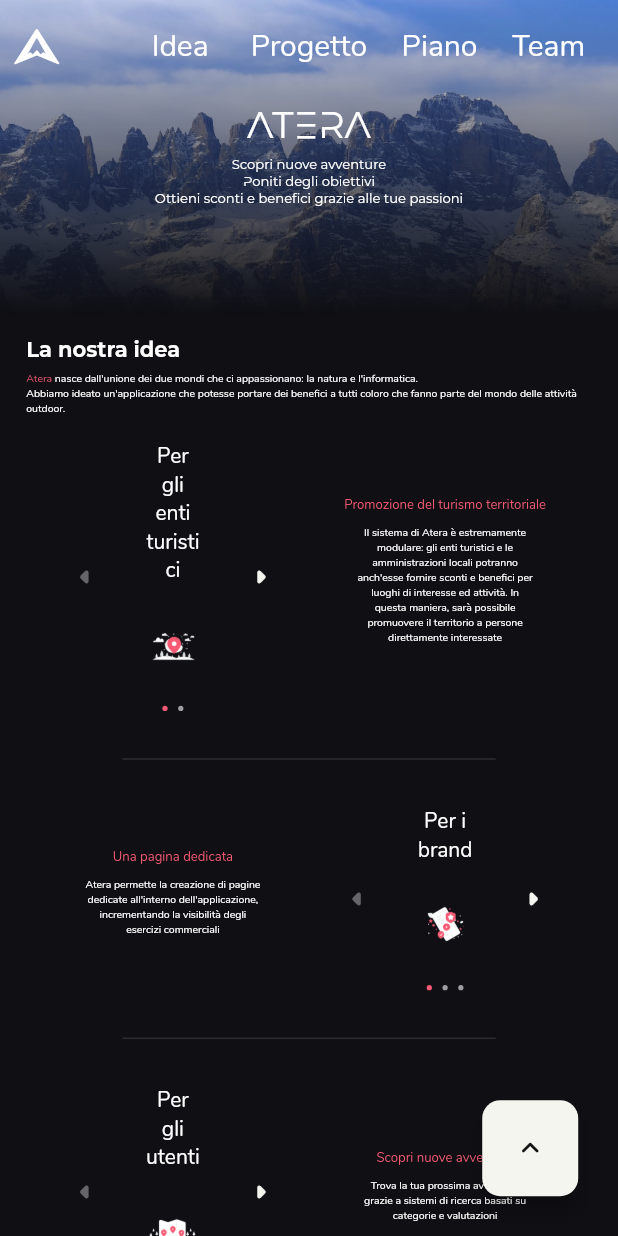
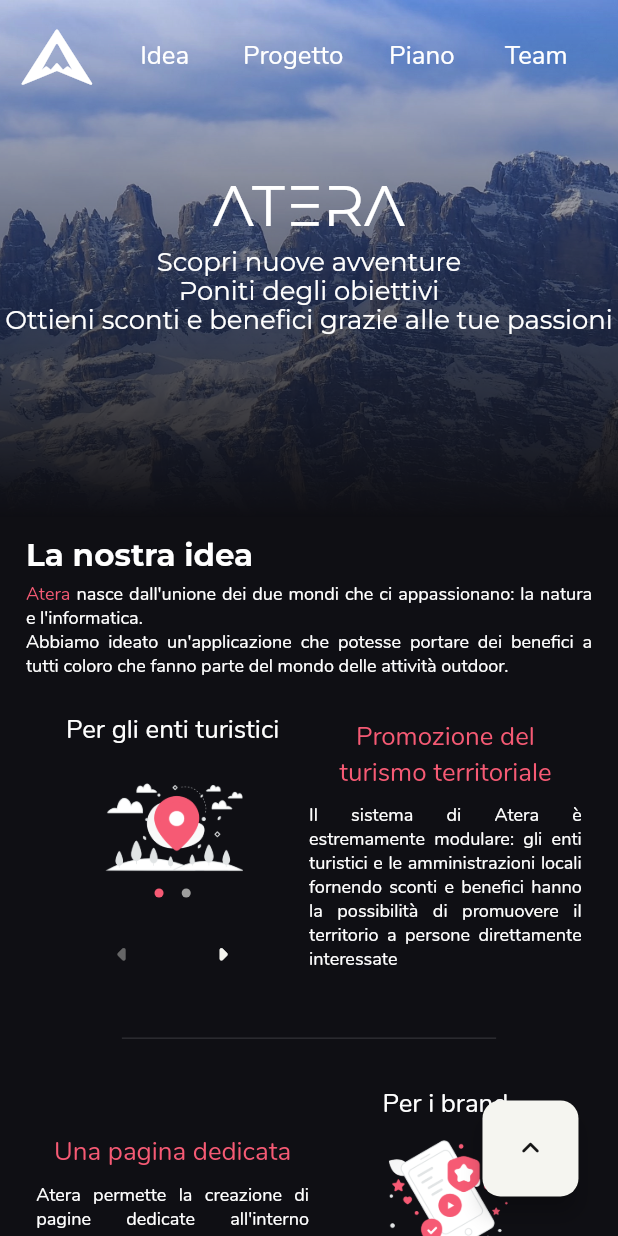
Before and after one commit to Ateraworld/atera_website, a Flutter app: the screen it shows after launch, on a phone screen of 412 x 824 dp. Run offline on Flutter 3.47's test engine with Material 2 defaults, Android fonts, the phone set to English and light mode, and no system bars; drawn by our look-alikes of carousel_slider, smooth_page_indicator; our stand-ins replace equatable, lottie, video_player; project files that could hold a hidden picture were left out.

Commit message:
Layout adjust for mobile

```diff
--- a/lib/src/common/layout.dart
+++ b/lib/src/common/layout.dart
@@ -8,8 +8,10 @@ double dimensionFromSizeFactor(
   double sizeFactor, {
   double max = double.infinity,
   double min = 0,
+  double scalePow = 0.5,
+  double scaleConst = 0.085,
 }) {
-  var factor = pow(MediaQuery.of(context).size.width, 0.65) * 0.035;
+  var factor = pow(MediaQuery.of(context).size.width, scalePow) * scaleConst;
   return clampDouble(factor * sizeFactor, min, max);
 }
 
@@ -18,14 +20,14 @@ enum TextCategory { title, header, body, label, caption }
 double sizeFactorFromCategory(TextCategory category) {
   switch (category) {
     case TextCategory.title:
-      return 14;
+      return 22;
     case TextCategory.header:
-      return 8;
+      return 12;
     case TextCategory.body:
-      return 5;
+      return 10;
     case TextCategory.label:
+      return 7;
+    case TextCategory.caption:
       return 4;
-    case TextCategory.caption:
-      return 3;
   }
 }
--- a/lib/src/home.dart
+++ b/lib/src/home.dart
@@ -56,7 +56,7 @@ class _HomePageState extends State<HomePage> {
   @override
   Widget build(BuildContext context) {
     var screenSize = MediaQuery.of(context).size;
-    _titleHeight = dimensionFromSizeFactor(context, 120);
+    _titleHeight = dimensionFromSizeFactor(context, 200);
     return _initiated
         ? SectionalPage(
             fabChild: const Icon(Icons.keyboard_arrow_up_rounded),
@@ -94,6 +94,7 @@ class _HomePageState extends State<HomePage> {
                   children: [
                     ResponsiveText(
                       "ATERA",
+                      textAlign: TextAlign.center,
                       sizeFactor: sizeFactorFromCategory(TextCategory.title),
                       style: const TextStyle(fontFamily: "Montserrat"),
                     ),
@@ -103,6 +104,7 @@ class _HomePageState extends State<HomePage> {
                     ),
                     ResponsiveText(
                       "Scopri nuove avventure",
+                      textAlign: TextAlign.center,
                       sizeFactor: sizeFactorFromCategory(TextCategory.body),
                       style: const TextStyle(fontFamily: "Montserrat"),
                     ),
@@ -112,6 +114,7 @@ class _HomePageState extends State<HomePage> {
                     ),
                     ResponsiveText(
                       "Poniti degli obiettivi",
+                      textAlign: TextAlign.center,
                       sizeFactor: sizeFactorFromCategory(TextCategory.body),
                       style: const TextStyle(fontFamily: "Montserrat"),
                     ),
@@ -121,6 +124,7 @@ class _HomePageState extends State<HomePage> {
                     ),
                     ResponsiveText(
                       "Ottieni sconti e benefici grazie alle tue passioni",
+                      textAlign: TextAlign.center,
                       sizeFactor: sizeFactorFromCategory(TextCategory.body),
                       style: const TextStyle(fontFamily: "Montserrat"),
                     ),
@@ -152,7 +156,7 @@ class _HomePageState extends State<HomePage> {
             ),
             leading: Icon(
               AteraIcons.logo,
-              size: dimensionFromSizeFactor(context, 20),
+              size: dimensionFromSizeFactor(context, 32),
             ),
             sections: [
               Section(
@@ -160,7 +164,6 @@ class _HomePageState extends State<HomePage> {
                   "Idea",
                   sizeFactor: sizeFactorFromCategory(TextCategory.body),
                   max: 36,
-                  min: 20,
                   style: Theme.of(context).textTheme.titleLarge,
                 ),
                 child: _buildIdeaSection(),
@@ -170,7 +173,6 @@ class _HomePageState extends State<HomePage> {
                   "Progetto",
                   sizeFactor: sizeFactorFromCategory(TextCategory.body),
                   max: 36,
-                  min: 20,
                   style: Theme.of(context).textTheme.titleLarge,
                 ),
                 child: _buildProjectSection(),
@@ -180,7 +182,6 @@ class _HomePageState extends State<HomePage> {
                   "Piano",
                   sizeFactor: sizeFactorFromCategory(TextCategory.body),
                   max: 36,
-                  min: 20,
                   style: Theme.of(context).textTheme.titleLarge,
                 ),
                 child: _buildRoadmap(),
@@ -190,7 +191,6 @@ class _HomePageState extends State<HomePage> {
                   "Team",
                   sizeFactor: sizeFactorFromCategory(TextCategory.body),
                   max: 36,
-                  min: 20,
                   style: Theme.of(context).textTheme.titleLarge,
                 ),
                 child: _buildTeamSection(),
@@ -208,10 +208,11 @@ class _HomePageState extends State<HomePage> {
       child: Padding(
         padding: EdgeInsets.all(dimensionFromSizeFactor(context, 10)),
         child: Column(
-          crossAxisAlignment: CrossAxisAlignment.end,
+          crossAxisAlignment: CrossAxisAlignment.stretch,
           children: [
             ResponsiveText(
               "Il nostro progetto",
+              textAlign: TextAlign.end,
               sizeFactor: sizeFactorFromCategory(TextCategory.header),
               style: TextStyle(
                 fontFamily: "Montserrat",
@@ -222,6 +223,7 @@ class _HomePageState extends State<HomePage> {
             Padding(
               padding: EdgeInsets.only(top: dimensionFromSizeFactor(context, 8)),
               child: RichText(
+                textAlign: TextAlign.justify,
                 text: TextSpan(
                   children: [
                     TextSpan(
@@ -318,6 +320,7 @@ class _HomePageState extends State<HomePage> {
             Padding(
               padding: EdgeInsets.symmetric(vertical: dimensionFromSizeFactor(context, 4)),
               child: RichText(
+                textAlign: TextAlign.justify,
                 text: TextSpan(
                   children: [
                     TextSpan(
@@ -344,19 +347,19 @@ class _HomePageState extends State<HomePage> {
               titleSizeFactor: sizeFactorFromCategory(TextCategory.body),
               title: ResponsiveText(
                 "Per gli enti turistici",
-                sizeFactor: sizeFactorFromCategory(TextCategory.header),
+                sizeFactor: sizeFactorFromCategory(TextCategory.body),
                 textAlign: TextAlign.center,
               ),
               info: [
                 Info(
                   "assets/images/turismo.png",
                   "Promozione del turismo territoriale",
-                  "Il sistema di Atera è estremamente modulare: gli enti turistici e le amministrazioni locali potranno anch'esse fornire sconti e benefici per luoghi di interesse ed attività. In questa maniera, sarà possibile promuovere il territorio a persone direttamente interessate",
+                  "Il sistema di Atera è estremamente modulare: gli enti turistici e le amministrazioni locali fornendo sconti e benefici hanno la possibilità di promuovere il territorio a persone direttamente interessate",
                 ),
                 Info(
                   "assets/images/comunicazione.png",
                   "Canale di comunicazione",
-                  "Tramite la piattaforma, le associazioni incaricate del mantenimento delle infrastrutture delle attività avranno la possibilità di comunicare stato, avvisi e più in generale informazioni utili per sensibilizzare e promuovere un turismo responsabile e bene informato",
+                  "Le associazioni incaricate del mantenimento delle infrastrutture avranno la possibilità di comunicare stato, avvisi e più in generale informazioni utili per sensibilizzare e promuovere un turismo responsabile e bene informato",
                 ),
               ],
             ),
@@ -366,7 +369,7 @@ class _HomePageState extends State<HomePage> {
               titleSizeFactor: sizeFactorFromCategory(TextCategory.body),
               title: ResponsiveText(
                 "Per i brand",
-                sizeFactor: sizeFactorFromCategory(TextCategory.header),
+                sizeFactor: sizeFactorFromCategory(TextCategory.body),
                 textAlign: TextAlign.center,
               ),
               mirrored: true,
@@ -394,7 +397,7 @@ class _HomePageState extends State<HomePage> {
               titleSizeFactor: sizeFactorFromCategory(TextCategory.body),
               title: ResponsiveText(
                 "Per gli utenti",
-                sizeFactor: sizeFactorFromCategory(TextCategory.header),
+                sizeFactor: sizeFactorFromCategory(TextCategory.body),
                 textAlign: TextAlign.center,
               ),
               info: [
@@ -434,9 +437,10 @@ class _HomePageState extends State<HomePage> {
       child: Padding(
         padding: EdgeInsets.all(dimensionFromSizeFactor(context, 10)),
         child: Column(
-          crossAxisAlignment: CrossAxisAlignment.end,
+          crossAxisAlignment: CrossAxisAlignment.stretch,
           children: [
             ResponsiveText(
+              textAlign: TextAlign.center,
               sizeFactor: sizeFactorFromCategory(TextCategory.header),
               "Chi siamo",
               style: const TextStyle(fontFamily: "Montserrat", fontWeight: FontWeight.w800),
@@ -446,6 +450,7 @@ class _HomePageState extends State<HomePage> {
                 vertical: dimensionFromSizeFactor(context, 8),
               ),
               child: RichText(
+                textAlign: TextAlign.justify,
                 text: TextSpan(
                   children: [
                     TextSpan(
@@ -518,21 +523,18 @@ class _HomePageState extends State<HomePage> {
                 mainAxisAlignment: MainAxisAlignment.spaceEvenly,
                 children: [
                   MemberAvatar(
-                    avatarSizeFactor: 10,
                     textSizeFactor: sizeFactorFromCategory(TextCategory.body),
                     name: "Matteo",
                     imageUrl: "assets/images/trat.webp",
                     photoInfo: "Ferrata O. Marangoni, Mori",
                   ),
                   MemberAvatar(
-                    avatarSizeFactor: 10,
                     textSizeFactor: sizeFactorFromCategory(TextCategory.body),
                     name: "Enrico",
                     imageUrl: "assets/images/eri.webp",
                     photoInfo: "Ferrata Hoachwool, Naturno",
                   ),
                   MemberAvatar(
-                    avatarSizeFactor: 10,
                     textSizeFactor: sizeFactorFromCategory(TextCategory.body),
                     name: "Thomas",
                     imageUrl: "assets/images/thom.webp",
--- a/lib/src/widgets/info_carousel.dart
+++ b/lib/src/widgets/info_carousel.dart
@@ -1,4 +1,5 @@
 import "package:atera_website/src/common/layout.dart";
+import "package:atera_website/src/widgets/responsive.dart";
 import "package:atera_website/src/widgets/responsive_text.dart";
 import "package:carousel_slider/carousel_slider.dart";
 import "package:flutter/material.dart";
@@ -26,7 +27,6 @@ class InfoCarousel extends StatefulWidget {
 class _InfoCarouselState extends State<InfoCarousel> {
   final CarouselController _controller = CarouselController();
   int _index = 0;
-  double _opacity = 1;
   @override
   void initState() {
     super.initState();
@@ -42,27 +42,8 @@ class _InfoCarouselState extends State<InfoCarousel> {
   Widget build(BuildContext context) {
     var widgets = [
       Expanded(
-        child: Row(
-          mainAxisAlignment: MainAxisAlignment.center,
-          crossAxisAlignment: CrossAxisAlignment.center,
-          children: [
-            TextButton(
-              onPressed: _index <= 0
-                  ? null
-                  : () {
-                      setState(() => _opacity = 0);
-                      _controller
-                          .previousPage(duration: const Duration(milliseconds: 500), curve: Curves.fastOutSlowIn)
-                          .then((value) => setState(() => _opacity = 1));
-                    },
-              child: Icon(
-                Icons.arrow_left_rounded,
-                size: dimensionFromSizeFactor(context, 16),
-              ),
-            ),
-            Expanded(
         child: Padding(
-                padding: EdgeInsets.symmetric(horizontal: dimensionFromSizeFactor(context, 4)),
+          padding: EdgeInsets.symmetric(horizontal: dimensionFromSizeFactor(context, 2)),
           child: ShaderMask(
             blendMode: BlendMode.srcATop,
             shaderCallback: (rect) {
@@ -79,8 +60,11 @@ class _InfoCarouselState extends State<InfoCarousel> {
               ).createShader(rect);
             },
             child: Column(
+              mainAxisSize: MainAxisSize.max,
+              mainAxisAlignment: MainAxisAlignment.start,
               children: [
                 if (widget.title != null) widget.title!,
+                const Responsive(sizeFactor: 4),
                 CarouselSlider.builder(
                   carouselController: _controller,
                   itemCount: widget.info.length,
@@ -91,12 +75,12 @@ class _InfoCarouselState extends State<InfoCarousel> {
                     );
                   },
                   options: CarouselOptions(
-                          height: dimensionFromSizeFactor(context, 46, max: 320),
+                    height: dimensionFromSizeFactor(context, 50, max: 320),
                     viewportFraction: 1,
                     padEnds: true,
                     onPageChanged: _onPageChanged,
                     autoPlay: true,
-                          autoPlayInterval: const Duration(seconds: 10),
+                    autoPlayInterval: const Duration(seconds: 16),
                     pauseAutoPlayOnManualNavigate: true,
                     pauseAutoPlayOnTouch: true,
                     enableInfiniteScroll: false,
@@ -114,19 +98,26 @@ class _InfoCarouselState extends State<InfoCarousel> {
                   ),
                   count: widget.info.length,
                 ),
-                    ],
-                  ),
-                ),
+                const Responsive(sizeFactor: 8),
+                Wrap(
+                  spacing: dimensionFromSizeFactor(context, 2),
+                  children: [
+                    TextButton(
+                      onPressed: _index <= 0
+                          ? null
+                          : () {
+                              _controller.previousPage(duration: const Duration(milliseconds: 500), curve: Curves.fastOutSlowIn);
+                            },
+                      child: Icon(
+                        Icons.arrow_left_rounded,
+                        size: dimensionFromSizeFactor(context, 16),
                       ),
                     ),
                     TextButton(
                       onPressed: _index >= widget.info.length - 1
                           ? null
                           : () {
-                      setState(() => _opacity = 0);
-                      _controller
-                          .nextPage(duration: const Duration(milliseconds: 500), curve: Curves.fastOutSlowIn)
-                          .then((value) => setState(() => _opacity = 1));
+                              _controller.nextPage(duration: const Duration(milliseconds: 500), curve: Curves.fastOutSlowIn);
                             },
                       child: Icon(
                         Icons.arrow_right_rounded,
@@ -134,12 +125,13 @@ class _InfoCarouselState extends State<InfoCarousel> {
                       ),
                     ),
                   ],
+                )
+              ],
+            ),
+          ),
         ),
       ),
       Expanded(
-        child: AnimatedOpacity(
-          opacity: _opacity,
-          duration: const Duration(milliseconds: 200),
         child: Column(
           mainAxisAlignment: MainAxisAlignment.spaceBetween,
           mainAxisSize: MainAxisSize.max,
@@ -151,15 +143,14 @@ class _InfoCarouselState extends State<InfoCarousel> {
               textAlign: TextAlign.center,
             ),
             Padding(
-                padding: const EdgeInsets.symmetric(vertical: 8, horizontal: 32),
+              padding: const EdgeInsets.symmetric(vertical: 8),
               child: ResponsiveText(
                 widget.info.elementAt(_index).description,
                 sizeFactor: widget.descriptionSizeFactor,
-                  textAlign: TextAlign.center,
+                textAlign: TextAlign.justify,
               ),
             )
           ],
-          ),
         ),
       ),
     ];
--- a/lib/src/widgets/member_avatar.dart
+++ b/lib/src/widgets/member_avatar.dart
@@ -9,7 +9,7 @@ class MemberAvatar extends StatefulWidget {
     required this.name,
     required this.imageUrl,
     this.textSizeFactor = 4,
-    this.avatarSizeFactor = 12,
+    this.avatarSizeFactor = 16,
     this.photoInfo = "",
   });
   final double textSizeFactor;
@@ -47,7 +47,7 @@ class _MemberAvatarState extends State<MemberAvatar> with SingleTickerProviderSt
             scale: _scale,
             child: ClipOval(
               child: Responsive(
-                sizeFactor: dimensionFromSizeFactor(context, widget.avatarSizeFactor, min: 32, max: 128),
+                sizeFactor: dimensionFromSizeFactor(context, widget.avatarSizeFactor, min: 55, max: 150),
                 child: Image.asset(
                   widget.imageUrl,
                   fit: BoxFit.cover,
@@ -66,9 +66,9 @@ class _MemberAvatarState extends State<MemberAvatar> with SingleTickerProviderSt
                   children: [
                     Icon(
                       Icons.camera_alt_rounded,
-                      size: dimensionFromSizeFactor(context, widget.textSizeFactor / 2),
+                      size: dimensionFromSizeFactor(context, sizeFactorFromCategory(TextCategory.caption)),
                     ),
-                    ResponsiveText(widget.photoInfo, sizeFactor: widget.textSizeFactor / 2),
+                    ResponsiveText(widget.photoInfo, sizeFactor: sizeFactorFromCategory(TextCategory.caption)),
                   ],
                 )
               : null,
--- a/lib/src/widgets/roadmap.dart
+++ b/lib/src/widgets/roadmap.dart
@@ -152,7 +152,7 @@ class _RoadmapState extends State<Roadmap> {
                             children: [
                               Icon(
                                 _iconByState(subStep.state),
-                                size: dimensionFromSizeFactor(context, 6),
+                                size: dimensionFromSizeFactor(context, 10),
                                 color: Theme.of(context).colorScheme.onBackground,
                               ),
                               ResponsiveText(
@@ -163,7 +163,7 @@ class _RoadmapState extends State<Roadmap> {
                             ],
                           ),
                           Padding(
-                            padding: EdgeInsets.only(left: dimensionFromSizeFactor(context, 10)),
+                            padding: EdgeInsets.only(left: dimensionFromSizeFactor(context, 14)),
                             child: ResponsiveText(
                               subStep.description,
                               sizeFactor: sizeFactorFromCategory(TextCategory.label),
--- a/lib/src/widgets/sectional_page.dart
+++ b/lib/src/widgets/sectional_page.dart
@@ -46,15 +46,15 @@ class _SectionalPageState extends State<SectionalPage> {
 
   Widget _buildMenuBar() {
     return Padding(
-      padding: EdgeInsets.all(dimensionFromSizeFactor(context, 4)),
-      child: Padding(
-        padding: EdgeInsets.only(right: dimensionFromSizeFactor(context, 4)),
+      padding: EdgeInsets.all(dimensionFromSizeFactor(context, 6)),
       child: Row(
         mainAxisAlignment: MainAxisAlignment.spaceBetween,
         children: [
           if (widget.leading != null) widget.leading!,
-            Wrap(
-              spacing: dimensionFromSizeFactor(context, 4),
+          Expanded(
+            child: Row(
+              mainAxisSize: MainAxisSize.max,
+              mainAxisAlignment: MainAxisAlignment.spaceEvenly,
               children: List.generate(
                 widget.sections.length,
                 (index) => TextButton(
@@ -68,9 +68,9 @@ class _SectionalPageState extends State<SectionalPage> {
                   child: widget.sections.elementAt(index).menuBarWidget,
                 ),
               ),
+            ),
           )
         ],
-        ),
       ),
     );
   }
```
Also changed, not shown: 1 other file. Lines whose indentation alone changed are shown as unchanged.
